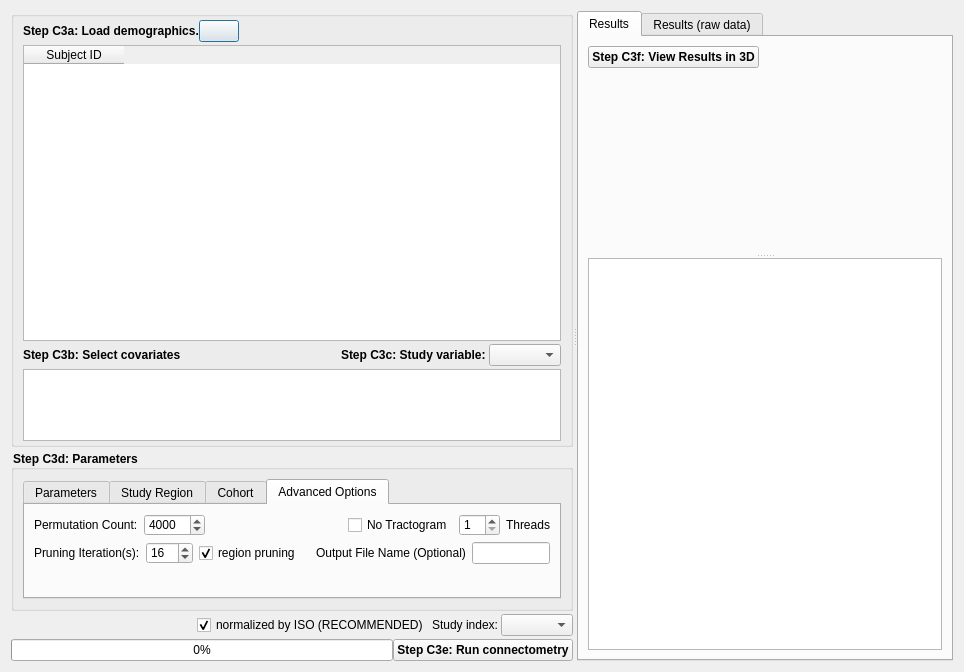
Old version of the form connectometry/group_connectometry.ui in the repository frankyeh/DSI-Studio.
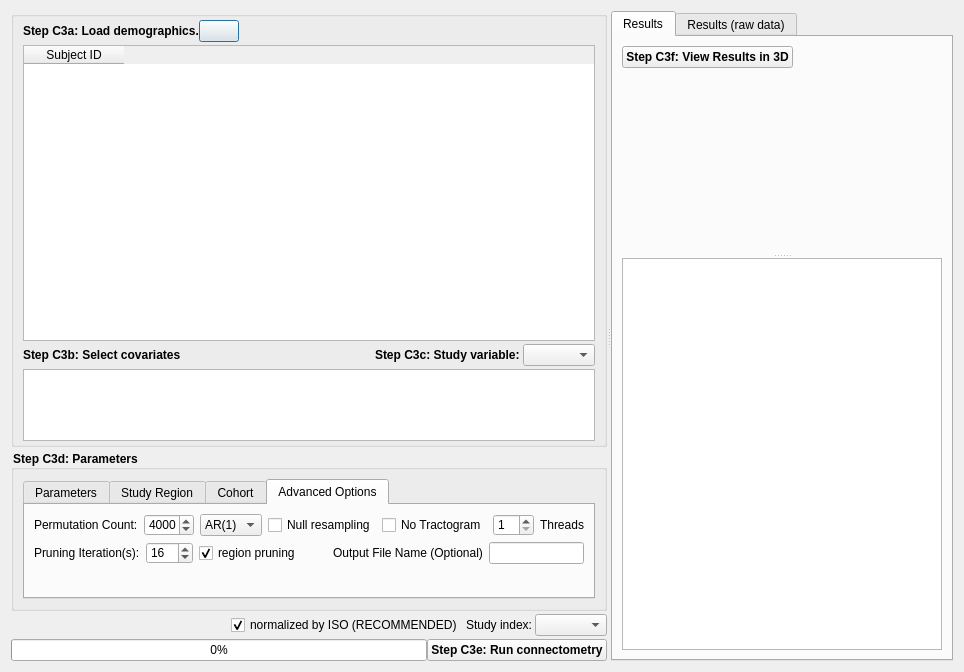
New version of the form. The open tabs and pages were chosen to show the change. Icons and pictures are not drawn.

```diff
--- a/connectometry/group_connectometry.ui
+++ b/connectometry/group_connectometry.ui
@@ -985,6 +985,36 @@
                   </property>
                  </widget>
                 </item>
+                <item>
+                 <widget class="QComboBox" name="fmri_model">
+                  <property name="toolTip">
+                   <string>fMRI: ordinary least squares, or global AR(1) prewhitening (Cochrane-Orcutt GLS)</string>
+                  </property>
+                  <property name="currentIndex">
+                   <number>1</number>
+                  </property>
+                  <item>
+                   <property name="text">
+                    <string>OLS</string>
+                   </property>
+                  </item>
+                  <item>
+                   <property name="text">
+                    <string>AR(1)</string>
+                   </property>
+                  </item>
+                 </widget>
+                </item>
+                <item>
+                 <widget class="QCheckBox" name="fmri_null">
+                  <property name="toolTip">
+                   <string>fMRI: wild-bootstrap null for FDR</string>
+                  </property>
+                  <property name="text">
+                   <string>Null resampling</string>
+                  </property>
+                 </widget>
+                </item>
                 <item>
                  <spacer name="horizontalSpacer_8">
                   <property name="orientation">
```
